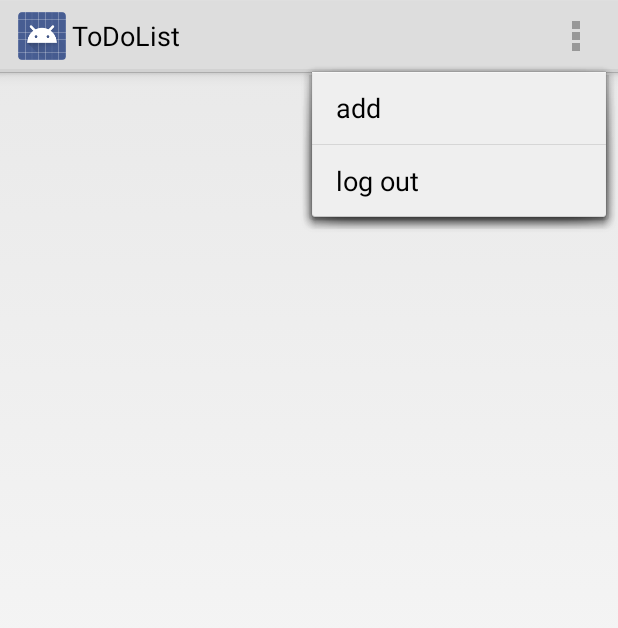
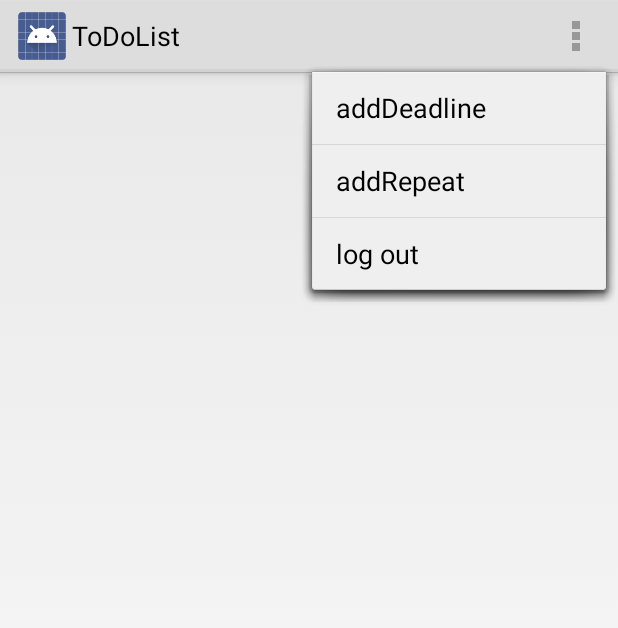
Before and after one commit to Novychen/ToDoList, an Android app: the screen it shows after launch once a user with an empty profile is signed in (ActivityList), with the options menu open, on a phone screen of 412 x 824 dp. Shown: the top 628 px of the screen. Run offline under Robolectric (Android 15) with nearby library versions, the phone set to English and light mode, and no system bars; our stand-ins replace Firebase (no records; nobody signed in at launch, a user with empty details on screens opened directly).

```diff
--- a/app/src/main/java/at/fhooe/mc/android/ActivityList.java
+++ b/app/src/main/java/at/fhooe/mc/android/ActivityList.java
@@ -70,9 +70,15 @@ public class ActivityList extends ListActivity implements IFirebaseCallback{
         setRequestedOrientation (ActivityInfo.SCREEN_ORIENTATION_PORTRAIT);
        /* setContentView(R.layout.activity_list);*/
 
-        getRef();
+        DatabaseReference ref2 = FirebaseDatabase.getInstance().getReference().child(Repository.getInstance().getUserId());
+        Repository.getInstance().getData(ref2, this);
+
+        DatabaseReference ref = FirebaseDatabase.getInstance().getReference().child(Repository.getInstance().getUserId()).child("CurrentTask");
+        Repository.getInstance().getData(ref, this);
+
         adapter = new DataAdapter(this);
         setListAdapter(adapter);
+
 
         mFunnyMotivation.add("People often say that motivation doesn’t last. Well, neither does bathing — that’s why we recommend it daily");
         mSnarkyMotivation.add("Anything's possible if you've got enough nerve.");
@@ -113,14 +119,7 @@ public class ActivityList extends ListActivity implements IFirebaseCallback{
 
 
     }
-   public void getRef(){
-       DatabaseReference ref2 = FirebaseDatabase.getInstance().getReference().child(Repository.getInstance().getUserId());
-       Repository.getInstance().getData(ref2, this);
 
-       DatabaseReference ref = FirebaseDatabase.getInstance().getReference().child(Repository.getInstance().getUserId()).child("CurrentTask");
-       Repository.getInstance().getData(ref, this);
-
-   }
 
 
 
@@ -132,7 +131,7 @@ public class ActivityList extends ListActivity implements IFirebaseCallback{
         StringBuilder s = new StringBuilder();
         s.append(position);
         Log.i(TAG, "Position ------> " +s.toString() );
-        Toast.makeText(this, "clicked item " + item, Toast.LENGTH_SHORT).show();
+        Log.i(TAG, "clicked item " + item);
         Intent i = new Intent(this, TaskDue.class);
         i.putExtra("title", title.get(position));
         i.putExtra("day",day.get(position));
@@ -144,6 +143,7 @@ public class ActivityList extends ListActivity implements IFirebaseCallback{
         i.putExtra("ref",ref.get(position));
 
         startActivity(i);
+
      }
 
 
@@ -160,12 +160,17 @@ public class ActivityList extends ListActivity implements IFirebaseCallback{
                 Log.i(TAG, "::onClick logOut Button was pressed");
                 logOut();
                 finish();}break;
-            case R.id.menu_arlog_add: {
+            case R.id.menu_arlog_add_dead: {
                 Log.i(TAG, "::onClick add Button was pressed");
                 Intent i = new Intent(this, ActivityDeadlineTask.class);
                 startActivity(i);
             }break;
 
+            case R.id.menu_arlog_add_rep: {
+                Log.i(TAG, "::onClick add Button was pressed");
+                Intent i = new Intent(this, ActivityRepeatTask.class);
+                startActivity(i);
+            }break;
 
             default:
                 Log.e(TAG, "::onClick unexpected ID encountered");
@@ -308,28 +313,38 @@ public class ActivityList extends ListActivity implements IFirebaseCallback{
 
     @Override
     public void setTitle(List<String> _s, List<Integer> _d, List<Integer> _m, List<Integer> _y) {
+
+
+            Log.i(TAG, "LIST size --> " + _s.size());
             try {adapter.clear();
+
                 Log.i(TAG, "LIST size --> " + _s.size());
 
-            Log.i(TAG, "LIST 4 --> " + _s.get(4));
+                Log.i(TAG, "LIST  1 --> " + _s.get(0));
+                Log.i(TAG, "LIST  2 --> " + _s.get(1));
+                Log.i(TAG, "LIST  3 --> " + _s.get(2));
+                Log.i(TAG, "LIST  4 --> " + _s.get(3));
+                for (int i = 0; i < _s.size(); i++) {
 
-
-            for(int i = 0; i < _s.size(); i++){
-
-                adapter.add(new ListData(_s.get(i),_d.get(i),_m.get(i),_y.get(i)));
+                    adapter.add(new ListData(_s.get(i), _d.get(i), _m.get(i), _y.get(i)));
                     Log.i(TAG, adapter.getCount() + " --> " + _s.get(i));
 
                 }
+
                 adapter.notifyDataSetChanged();
+
                 //          setListAdapter(adapter);
 
-        }catch (ClassCastException e) {
+            } catch (ClassCastException e) {
                 Log.e(TAG, e.getMessage());
-        }catch(NullPointerException e){
+            } catch (NullPointerException e) {
                 Log.e(TAG, e.getMessage());
-        }catch(IndexOutOfBoundsException e){
+            } catch (IndexOutOfBoundsException e) {
                 Log.e(TAG, e.getMessage());
             }
+
+
+
     }
 
     @Override
@@ -348,5 +363,20 @@ public class ActivityList extends ListActivity implements IFirebaseCallback{
         Log.i(TAG,"Label: " + _label);
     }
 
+    @Override
+    protected void onResume() {
+        super.onResume();
+    }
+
+    @Override
+    protected void onPause() {
+        super.onPause();
 
     }
+
+    @Override
+    protected void onStop() {
+        super.onStop();
+    }
+
+}
--- a/app/src/main/java/at/fhooe/mc/android/Repository.java
+++ b/app/src/main/java/at/fhooe/mc/android/Repository.java
@@ -12,6 +12,8 @@ import com.google.firebase.database.ValueEventListener;
 
 import java.util.LinkedList;
 import java.util.List;
+
+import static at.fhooe.mc.android.MainActivity.getTaskNumber;
 
 /**
  * This class (Singelton Pattern) implements all methods that are connected to the database such as {@link Repository#getData(DatabaseReference, IFirebaseCallback)} or {@link Repository#saveData(Task)})}.
@@ -92,6 +94,7 @@ class Repository {
        _myRef.addValueEventListener(new ValueEventListener() {
            @Override
            public void onDataChange(DataSnapshot dataSnapshot) {
+
                mValue.clear();
                mDay.clear();
                mMonth.clear();
@@ -267,6 +270,9 @@ class Repository {
     public void removeDate(String key) {
         DatabaseReference ref = FirebaseDatabase.getInstance().getReference().child(Repository.getInstance().getUserId()).child(key);
         ref.removeValue();
+        long taskNumber = MainActivity.getTaskNumber() -1;
+        Log.i(TAG, "taskNumber Value is: " + taskNumber);
+        Repository.getInstance().saveData(taskNumber);
 
 
 
--- a/app/src/main/java/at/fhooe/mc/android/TaskDue.java
+++ b/app/src/main/java/at/fhooe/mc/android/TaskDue.java
@@ -61,8 +61,6 @@ public class TaskDue extends Activity implements  View.OnClickListener{
         b = findViewById(R.id.activity_task_due_remove);
         b.setOnClickListener(this);
 
-
-
         Log.i(TAG, "data ---->" + title +","+ day +","+ month +","+ year +","
                 + hour+","+ min +"," + des);
         Log.i(TAG, "Reference ---->"+key);
@@ -76,7 +74,11 @@ public class TaskDue extends Activity implements  View.OnClickListener{
         switch (_v.getId()) {
             case R.id.activity_task_due_remove: {
                 Repository.getInstance().removeDate(key);
+                long taskNumber = MainActivity.getTaskNumber() -1;
+                Log.i(TAG, "taskNumber Value is: " + taskNumber);
+                Repository.getInstance().saveData(taskNumber);
                 finish();
+
 
             }
         }
--- a/app/src/main/res/menu/menu_arlog.xml
+++ b/app/src/main/res/menu/menu_arlog.xml
@@ -3,12 +3,19 @@
     xmlns:android="http://schemas.android.com/apk/res/android">
 
     <item
-        android:id="@+id/menu_arlog_add"
+        android:id="@+id/menu_arlog_add_dead"
         android:enabled="true"
         android:icon="@drawable/ic_add"
-        android:title="@string/list_Activity_add_button"
+        android:title="addDeadline"
         android:visible="true"
-        app:showAsAction="ifRoom" />
+        app:showAsAction="always" />
+    <item
+        android:id="@+id/menu_arlog_add_rep"
+        android:enabled="true"
+        android:icon="@drawable/ic_add"
+        android:title="addRepeat"
+        android:visible="true"
+        app:showAsAction="always" />
     <item
         android:id="@+id/menu_arlog_logout"
         android:enabled="true"
```
Lines whose indentation alone changed are shown as unchanged.
